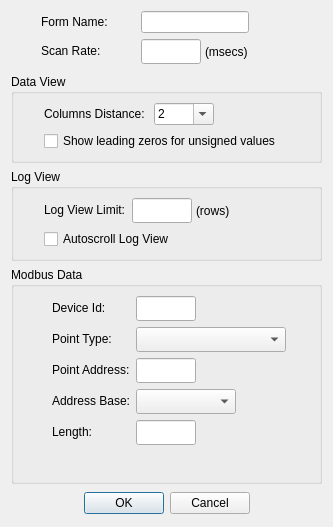
Above: src/dialogs/dialogdisplaydefinition.ui from sanny32/OpenModScan before the change. Below: the same form after it.
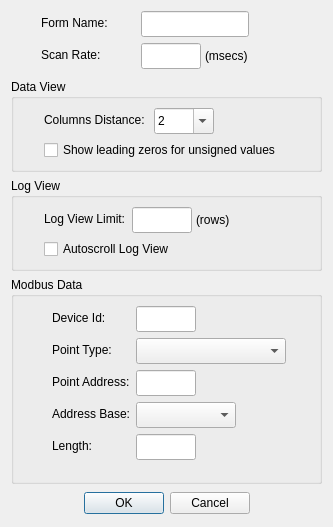
That is the form after the change. Custom widgets are drawn as their Qt base class.

Diff of the .ui file:
```diff
--- a/src/dialogs/dialogdisplaydefinition.ui
+++ b/src/dialogs/dialogdisplaydefinition.ui
@@ -54,7 +54,7 @@
          <property name="minimumSize">
           <size>
            <width>0</width>
-           <height>25</height>
+           <height>26</height>
           </size>
          </property>
          <property name="maximumSize">
@@ -104,6 +104,12 @@
            <verstretch>0</verstretch>
           </sizepolicy>
          </property>
+         <property name="minimumSize">
+          <size>
+           <width>0</width>
+           <height>26</height>
+          </size>
+         </property>
         </widget>
        </item>
        <item>
@@ -159,7 +165,7 @@
         <property name="minimumSize">
          <size>
           <width>25</width>
-          <height>0</height>
+          <height>26</height>
          </size>
         </property>
         <property name="maximumSize">
@@ -241,7 +247,7 @@
           <property name="minimumSize">
            <size>
             <width>0</width>
-            <height>25</height>
+            <height>26</height>
            </size>
           </property>
           <property name="maximumSize">
@@ -323,7 +329,7 @@
         <property name="minimumSize">
          <size>
           <width>0</width>
-          <height>25</height>
+          <height>26</height>
          </size>
         </property>
         <property name="maximumSize">
@@ -345,7 +351,7 @@
         <property name="minimumSize">
          <size>
           <width>150</width>
-          <height>25</height>
+          <height>26</height>
          </size>
         </property>
        </widget>
@@ -368,7 +374,7 @@
         <property name="minimumSize">
          <size>
           <width>0</width>
-          <height>25</height>
+          <height>26</height>
          </size>
         </property>
         <property name="maximumSize">
@@ -397,7 +403,7 @@
         <property name="minimumSize">
          <size>
           <width>100</width>
-          <height>25</height>
+          <height>26</height>
          </size>
         </property>
        </widget>
@@ -420,7 +426,7 @@
         <property name="minimumSize">
          <size>
           <width>0</width>
-          <height>25</height>
+          <height>26</height>
          </size>
         </property>
         <property name="maximumSize">
```
Left out of the diff: 20 changed lines with no effect on the pictures.
